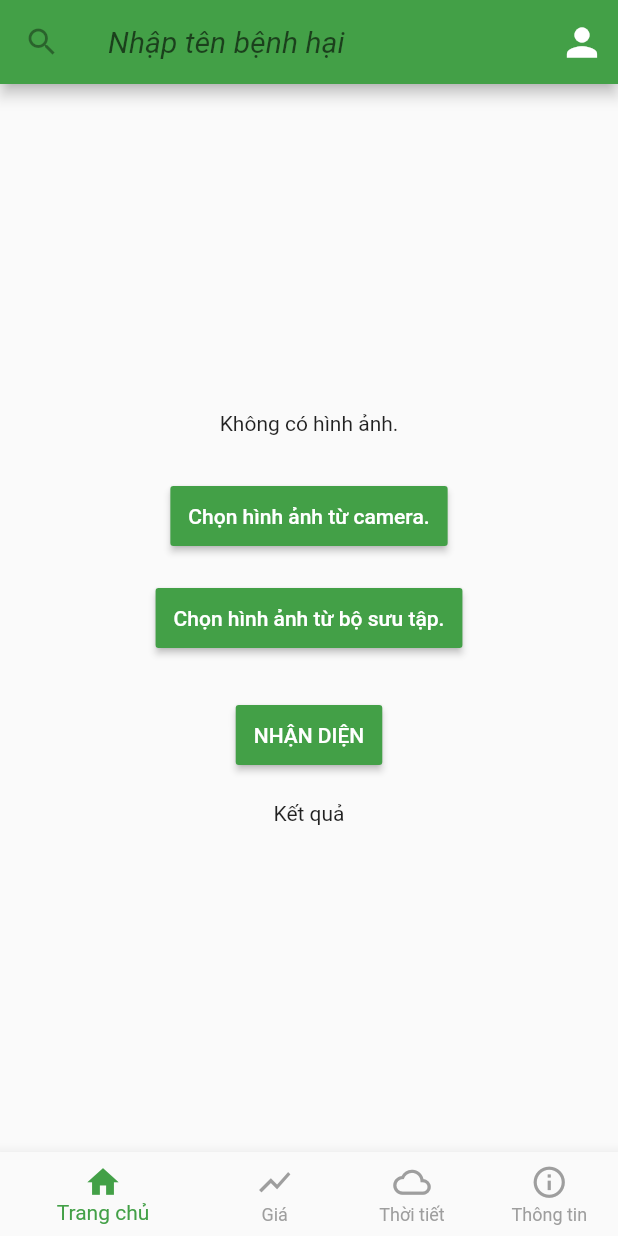
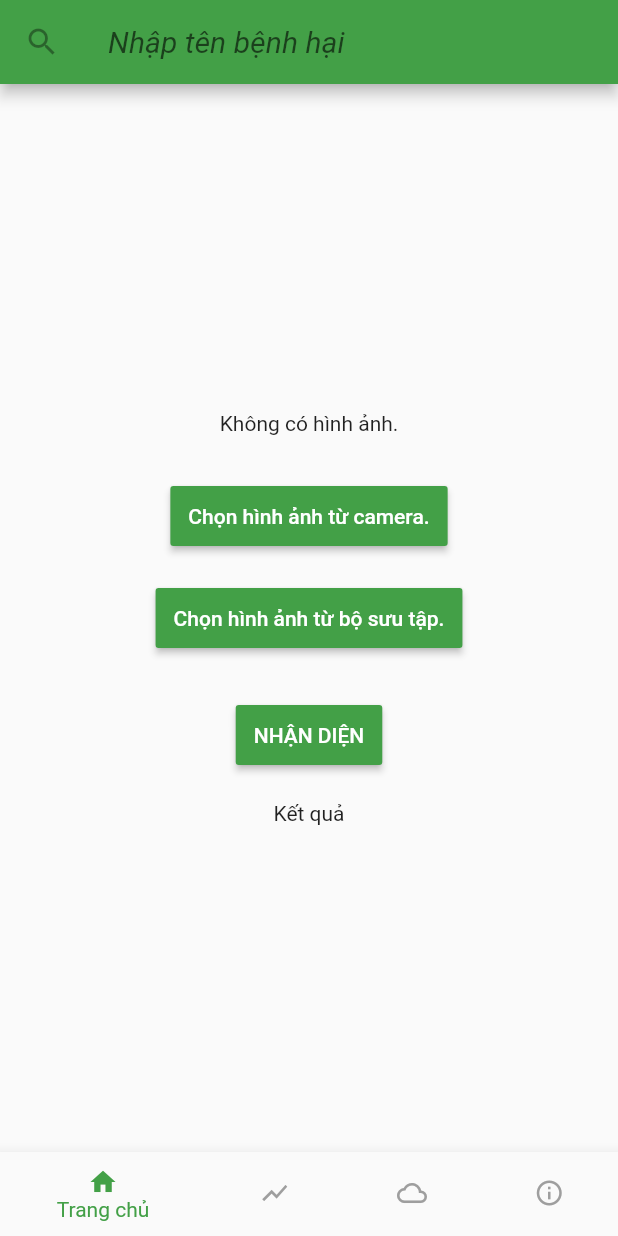
Before and after one commit to ThuThaoNguyen/luanvan, a Flutter app: the screen it shows after launch, after a tap on "Chọn hình ảnh từ camera.", on a phone screen of 412 x 824 dp. Run offline on Flutter 3.47's test engine with Material 2 defaults, Android fonts, the phone set to English and light mode, and no system bars; our stand-ins replace hexcolor, image_picker; missing offline and left inert: tflite; Roboto replaces fonts that are missing (Merriweather, Montserrat).

```diff
--- a/lib/home_page.dart
+++ b/lib/home_page.dart
@@ -1,4 +1,5 @@
 import 'dart:typed_data';
+import 'package:flutter/cupertino.dart';
 import 'package:flutter/material.dart';
 import 'package:flutter/rendering.dart';
 import 'package:flutter/services.dart';
@@ -8,12 +9,15 @@ import 'package:tflite/tflite.dart';
 import 'package:tflite_example/help_infor.dart';
 import 'marketrate.dart';
 import 'weatherforecast.dart';
+import 'login.dart';
 //void main() => runApp(MyApp());
 
 class TutorialHome extends StatelessWidget {
   @override
   Widget build(BuildContext context) {
-    return MaterialApp(home: Scaffold(body: Center(child: MyImagePicker())));    // MyImagePicker()
+    return MaterialApp(
+        home:
+            Scaffold(body: Center(child: MyImagePicker()))); // MyImagePicker()
   }
 }
 
@@ -21,10 +25,11 @@ class MyImagePicker extends StatefulWidget {
   @override
   MyImagePickerState createState() => MyImagePickerState();
 }
+
 //@override
-//  Future navigateToMarketRate(context) async {
+//  Future navigateToLogin(context) async {
 //  Navigator.push(
-//      context, MaterialPageRoute(builder: (context) => market_rate()));
+//      context, MaterialPageRoute(builder: (context) => login()));
 //}
 //@override
 //  Future navigateToWeatherForecast(context) async {
@@ -38,6 +43,9 @@ class MyImagePicker extends StatefulWidget {
 //}
 @override
 class MyImagePickerState extends State<MyImagePicker> {
+
+  TextStyle style = TextStyle(fontFamily: 'Montserrat');
+
   File imageURI;
   String result;
   String path;
@@ -84,7 +92,7 @@ class MyImagePickerState extends State<MyImagePicker> {
     return BoxDecoration(
       border: Border.all(
         width: 1, //
-        color:Colors.green[600], //                  <--- border width here
+        color: Colors.green[600], //                  <--- border width here
       ),
     );
   }
@@ -99,13 +107,15 @@ class MyImagePickerState extends State<MyImagePicker> {
           tooltip: "Navigation menu",
           onPressed: null,
         ),
-        actions: <Widget>[
-             IconButton(
-                 icon: Icon(Icons.person, size: 30.0,color: Colors.white,),
-                 onPressed: null,
-
-          ),
-        ],
+//        actions: <Widget>[
+//             IconButton(
+//                 icon: Icon(Icons.person, size: 30.0,color: Colors.white,),
+//                 onPressed: (){
+//                   navigateToLogin(context);
+//                 },
+//
+//          ),
+//        ],
         backgroundColor: Colors.green[600], //lightGreen[600],
 //        leading: Container(
 ////        padding: const EdgeInsets.symmetric(vertical: 2.0, horizontal: 2.0),
@@ -120,7 +130,7 @@ class MyImagePickerState extends State<MyImagePicker> {
             color: Colors.white,
             fontSize: 20.0,
             fontStyle: FontStyle.italic,
-            fontFamily: "Merriweather",
+            fontFamily: "Montserrat",
           ),
         ),
       ),
@@ -129,14 +139,14 @@ class MyImagePickerState extends State<MyImagePicker> {
             mainAxisAlignment: MainAxisAlignment.center,
             children: <Widget>[
               imageURI == null
-                  ? Text('Không có hình ảnh.')
+                  ? Text('Không có hình ảnh.',style: style,)
                   : Image.file(imageURI,
                       width: 300, height: 200, fit: BoxFit.cover),
               Container(
                   margin: EdgeInsets.fromLTRB(0, 30, 0, 20),
                   child: RaisedButton(
                     onPressed: () => getImageFromCamera(),
-                    child: Text('Chọn hình ảnh từ camera.'),
+                    child: Text('Chọn hình ảnh từ camera.',style: style,),
                     textColor: Colors.white,
                     color: Colors.green[600],
                     padding: EdgeInsets.fromLTRB(12, 12, 12, 12),
@@ -145,7 +155,7 @@ class MyImagePickerState extends State<MyImagePicker> {
                   margin: EdgeInsets.fromLTRB(0, 0, 0, 0),
                   child: RaisedButton(
                     onPressed: () => getImageFromGallery(),
-                    child: Text('Chọn hình ảnh từ bộ sưu tập.'),
+                    child: Text('Chọn hình ảnh từ bộ sưu tập.',style: style,),
                     textColor: Colors.white,
                     color: Colors.green[600],
                     padding: EdgeInsets.fromLTRB(12, 12, 12, 12),
@@ -156,7 +166,7 @@ class MyImagePickerState extends State<MyImagePicker> {
                     onPressed: () {
                       classifyImage();
                     },
-                    child: Text('NHẬN DIỆN'),
+                    child: Text('NHẬN DIỆN',style: style,),
                     textColor: Colors.white,
                     color: Colors.green[600],
                     padding: EdgeInsets.fromLTRB(12, 12, 12, 12),
@@ -164,68 +174,19 @@ class MyImagePickerState extends State<MyImagePicker> {
               result == null ? Text('Kết quả') : Text(result)
             ]),
       ),
-//      bottomNavigationBar: Container(
-//          decoration: myboxDecoration(),
-//          child: Row(
-//              mainAxisAlignment: MainAxisAlignment.spaceEvenly,
-//              children: <Widget>[
-//
-//                    IconButton(
-//                        icon: Icon(
-//                          Icons.home,
-//                          color: Colors.green[600],
-//                        ),
-//                        color: Colors.green[600],
-//                        tooltip: "home",
-//                        iconSize: 40.0,
-//                        onPressed: null),
-//
-//
-//
-//                IconButton(
-//                    icon: Icon(
-//                      Icons.show_chart,
-//                      color: Colors.grey,
-//                    ),
-//                  //  color: Colors.green[600],
-//                    tooltip: "Market Rate",
-//                    iconSize: 40.0,
-//                    onPressed: (){
-//                      navigateToMarketRate(context);
-//                    }),
-//                IconButton(
-//                    icon: Icon(
-//                      Icons.wb_sunny,
-//                      color: Colors.grey,
-//                    ),
-//                    color: Colors.green[600],
-//                    tooltip: "Weather Forecast",
-//                    iconSize: 40.0,
-//                    onPressed: (){
-//                      navigateToWeatherForecast(context);
-//                    }),
-//                IconButton(
-//                    icon: Icon(
-//                      Icons.info,
-//                      color: Colors.grey,
-//                    ),
-//                    tooltip: "Infor",
-//                    iconSize: 40.0,
-//                    onPressed: (){
-//                      navigateToHelpInfor(context);
-//                    })
-//      ]),
-//
-//        ),
-
     );
-
   }
 }
+//@override
+//Future navigateToLogin(context) async => Navigator.push(
+//    context, MaterialPageRoute(builder: (context) => login()));
+
 class Myapp extends StatelessWidget {
   @override
   Widget build(BuildContext context) {
-    return MaterialApp(home: Scaffold(body: Center(child: MyBottomBarDemo())));    // MyImagePicker()
+    return MaterialApp(
+        home: Scaffold(
+            body: Center(child: MyBottomBarDemo()))); // MyImagePicker()
   }
 }
 
@@ -235,7 +196,6 @@ class MyBottomBarDemo extends StatefulWidget {
 }
 
 class _MyBottomBarDemoState extends State<MyBottomBarDemo> {
-
   int _pageIndex = 0;
   PageController _pageController;
 
@@ -244,9 +204,10 @@ class _MyBottomBarDemoState extends State<MyBottomBarDemo> {
     market_rate(),
     weather_forecast(),
     help_infor(),
+
   ];
   @override
-  void initState(){
+  void initState() {
     super.initState();
     _pageController = PageController(initialPage: _pageIndex);
   }
@@ -258,26 +219,57 @@ class _MyBottomBarDemoState extends State<MyBottomBarDemo> {
   }
 
   @override
+  Future navigateToLogin(context) async =>
+      Navigator.push(context, MaterialPageRoute(builder: (context) => login()));
+
+  @override
   Widget build(BuildContext context) {
     // TODO: implement build
     return Scaffold(
 
+
+//        title: Center(
+//          child: Image.asset(
+//            "assets/images/LogoMakr_42xAgW.png",
+//            fit: BoxFit.fill,
+//            width: 30.0,
+//            height: 20.0,
+//          ),
+//        ),
+//        actions: <Widget>[
+//          IconButton(
+//            icon: Icon(
+//              Icons.person,
+//              size: 30.0,
+//              color: Colors.white,
+//            ),
+//            onPressed: () {
+//              navigateToLogin(context);
+//            },
+//          ),
+//        ],
+//
       bottomNavigationBar: BottomNavigationBar(
         currentIndex: _pageIndex,
         onTap: onTabTapped,
         //backgroundColor: Colors.green[600],
-        iconSize: 25.0,
+        iconSize: 20.0,
         selectedItemColor: Colors.green[600],
         unselectedItemColor: Colors.grey,
-        showUnselectedLabels: true,
-        selectedLabelStyle: TextStyle (color: Colors.green[600]),
-        unselectedLabelStyle: TextStyle (color: Colors.grey),
+        showUnselectedLabels: false,
+        selectedLabelStyle: TextStyle(color: Colors.green[600],fontFamily: "Montserrat"),
+        unselectedLabelStyle: TextStyle(color: Colors.grey,fontFamily: "Montserrat"),
         items: const <BottomNavigationBarItem>[
-
-          BottomNavigationBarItem( icon: Icon(Icons.home), title: Text("Trang chủ")),
-          BottomNavigationBarItem(icon: Icon(Icons.show_chart), title: Text("Giá")),
-          BottomNavigationBarItem(icon: Icon(Icons.cloud_queue), title: Text("Thời tiết")),
-          BottomNavigationBarItem(icon: Icon(Icons.info_outline), title: Text("Thông tin")),
+          BottomNavigationBarItem(
+              icon: Icon(Icons.home), title: Text("Trang chủ")),
+          BottomNavigationBarItem(
+              icon: Icon(Icons.show_chart), title: Text("Giá")),
+          BottomNavigationBarItem(
+              icon: Icon(Icons.cloud_queue), title: Text("Thời tiết")),
+          BottomNavigationBarItem(
+              icon: Icon(Icons.info_outline), title: Text("Thông tin")),
+//          BottomNavigationBarItem(
+//              icon: Icon(Icons.person), title: Text("Đăng nhập")),
         ],
 
       ),
@@ -288,6 +280,7 @@ class _MyBottomBarDemoState extends State<MyBottomBarDemo> {
       ),
     );
   }
+
   void onPageChanged(int page) {
     setState(() {
       this._pageIndex = page;
@@ -295,6 +288,7 @@ class _MyBottomBarDemoState extends State<MyBottomBarDemo> {
   }
 
   void onTabTapped(int index) {
-    this._pageController.animateToPage(index,duration: const Duration(milliseconds: 500),curve: Curves.easeInOut);
+    this._pageController.animateToPage(index,
+        duration: const Duration(milliseconds: 500), curve: Curves.easeInOut);
   }
 }
--- a/lib/main.dart
+++ b/lib/main.dart
@@ -1,23 +1,26 @@
 import 'package:flutter/material.dart';
 import 'home_page.dart';
 import 'dart:async';
-void main(){
+import 'login.dart';
+
+void main() {
   runApp(MaterialApp(
-    home:MyhomePage(),
+    home: MyhomePage(),
     //MyhomePage(),
   ));
 }
-class MyhomePage extends StatefulWidget{
+
+class MyhomePage extends StatefulWidget {
   HomePage createState() => HomePage();
 }
 
-class HomePage extends State<MyhomePage>{
+class HomePage extends State<MyhomePage> {
   @override
-  void initState(){
+  void initState() {
     super.initState();
     Future.delayed(
       Duration(seconds: 3),
-          (){
+      () {
         Navigator.push(
           context,
           MaterialPageRoute(
@@ -27,33 +30,60 @@ class HomePage extends State<MyhomePage>{
       },
     );
   }
+  @override
   Future navigateToTuriolhome(context) async {
-    Navigator.push(
-        context, MaterialPageRoute(builder: (context) =>  Myapp()));
+    Navigator.push(context, MaterialPageRoute(builder: (context) => Myapp()));
   }
+  @override
+  Future navigateToLogin(context) async =>
+      Navigator.push(context, MaterialPageRoute(builder: (context) => login()));
+
+  TextStyle style = TextStyle(fontFamily: 'Montserrat');
+
+  @override
   Widget build(BuildContext context) {
     // TODO: implement build
     return Scaffold(
-      body: Container(
-//        decoration: BoxDecoration(
-//          image: DecorationImage(
-//            image: AssetImage("assets/images/image5.jpg"),
-//            fit: BoxFit.cover,
-//          ),
-//        ),
-        child: Center(
-          child: IconButton(
+      body: Center(
+        child: Column(
+            mainAxisAlignment: MainAxisAlignment.center,
+            children: <Widget>[
+              IconButton(
                 icon: Image.asset("assets/images/LogoMakr_42xAgW.png"),
                 color: Colors.white,
                 iconSize: 200.0,
                 tooltip: "Navigation menu",
-            onPressed: (){
+                onPressed: () {
                   navigateToTuriolhome(context);
                 },
               ),
-        ),
+              Container(
+                  margin: EdgeInsets.fromLTRB(0, 30, 0, 20),
+                  child: RaisedButton(
+                    onPressed: () {
+                      navigateToTuriolhome(context);
+                    },
+                    child: Text('Trang chủ',style:style),
+                    textColor: Colors.white,
+                    color: Colors.deepOrangeAccent,
+
+                    padding: EdgeInsets.fromLTRB(12, 12, 12, 12),
+                  )),
+              Container(
+                  margin: EdgeInsets.fromLTRB(0, 0, 0, 0),
+                  child: RaisedButton(
+                    onPressed: () {
+                      navigateToLogin(context);
+                    },
+                    child: Text('Đăng nhập',style: style,),
+                    textColor: Colors.white,
+                    color: Colors.deepOrangeAccent,
+
+                    padding: EdgeInsets.fromLTRB(12, 12, 12, 12),
+
+                  )),
+            ]),
       ),
     );
   }
-
 }
```
Also changed, not shown: lib/login.dart (+108 -26 lines), lib/admin/home_admin.dart (added). Lines whose indentation alone changed are shown as unchanged.
